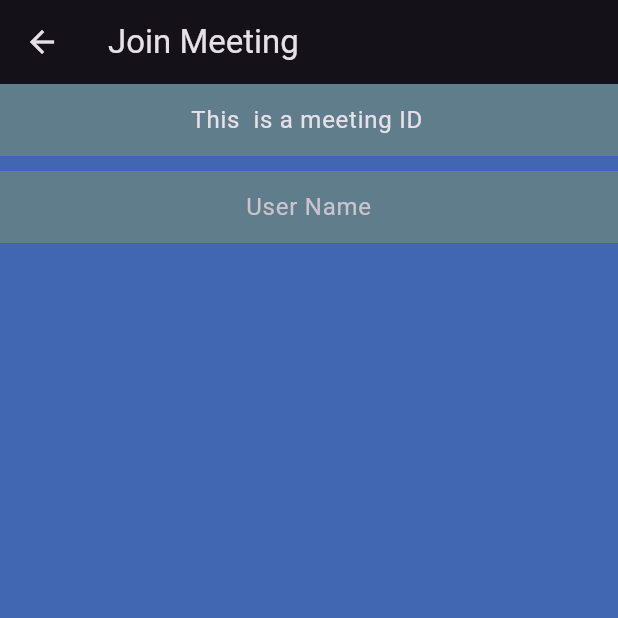
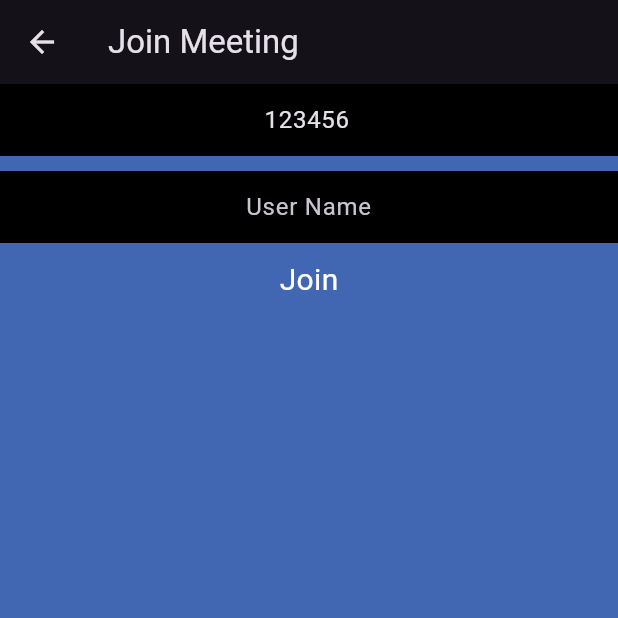
Before and after one commit to KhalilAmamri/my_flutter_app, a Flutter app: the JoinMeetUI screen opened directly, on a phone screen of 412 x 824 dp, the top half of it. Run offline on Flutter 3.47's test engine with Material 3 defaults, Android fonts, the phone set to English and light mode, and no system bars; our stand-ins replace cloud_firestore, firebase_auth, firebase_core, google_sign_in; missing offline and left inert: jitsi_meet_wrapper; accounts and stored records are empty.

Commit message:
Implement JoinMeeting functionality and update UI for meeting ID and user name input

```diff
--- a/lib/my_ui/join_meet.dart
+++ b/lib/my_ui/join_meet.dart
@@ -1,5 +1,6 @@
 import 'package:flutter/material.dart';
 import 'package:my_flutter_app/my_code/auth_code.dart';
+import 'package:my_flutter_app/my_code/jitsi_code.dart';
 
 class JoinMeetUI extends StatefulWidget {
   @override
@@ -11,13 +12,22 @@ class _JoinMeetUIState extends State<JoinMeetUI> {
   late TextEditingController meetingID;
   late TextEditingController userName;
   final AuthCode _authCode = AuthCode();
+  final JitsiCode _jitsiCode = JitsiCode();
   @override
   void initState() {
-    meetingID = TextEditingController(text: 'This  is a meeting ID');
+    meetingID = TextEditingController(text: "123456");
     userName = TextEditingController(
       text: _authCode.currentUser?.displayName ?? '',
     );
     super.initState();
+  }
+
+  JoinMeetingButton() {
+    _jitsiCode.CreateMeet(
+      roomName: meetingID.text,
+      isAudioMuted: true,
+      isVideoMuted: true,
+    );
   }
 
   @override
@@ -31,7 +41,7 @@ class _JoinMeetUIState extends State<JoinMeetUI> {
             keyboardType: TextInputType.number,
             maxLines: 1,
             decoration: InputDecoration(
-              fillColor: Colors.blueGrey,
+              fillColor: Colors.black,
               filled: true,
               border: InputBorder.none,
               hintText: 'Enter Meeting ID',
@@ -44,13 +54,21 @@ class _JoinMeetUIState extends State<JoinMeetUI> {
             keyboardType: TextInputType.number,
             maxLines: 1,
             decoration: InputDecoration(
-              fillColor: Colors.blueGrey,
+              fillColor: Colors.black,
               filled: true,
               border: InputBorder.none,
               hintText: 'User Name',
             ),
             textAlign: TextAlign.center,
           ),
+          SizedBox(height: 10),
+          InkWell(
+            child: Text(
+              "Join",
+              style: TextStyle(color: Colors.white, fontSize: 20),
+            ),
+            onTap: JoinMeetingButton,
+          ),
         ],
       ),
     );
```
